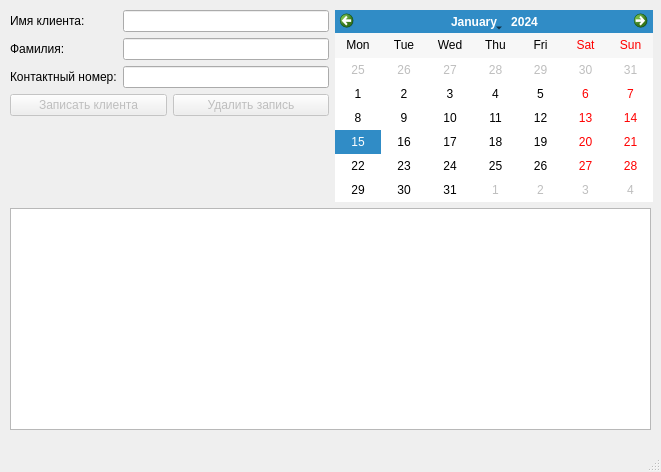
Above: mainwindow.ui from Yourp/CourseWork before the change. Below: the same form after it.
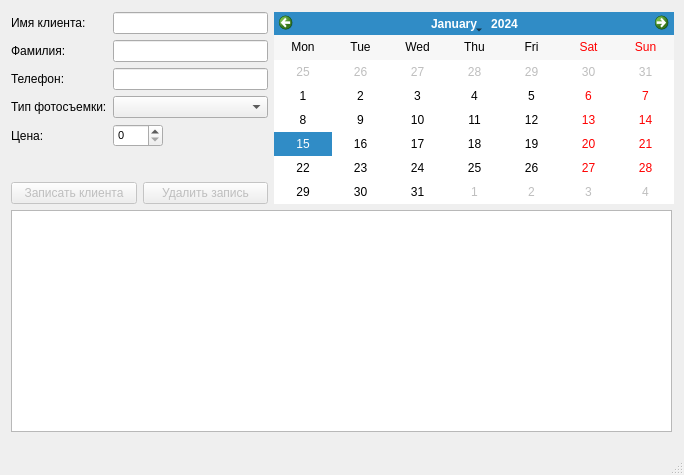
That is the form after the change.

```diff
--- a/mainwindow.ui
+++ b/mainwindow.ui
@@ -6,8 +6,8 @@
    <rect>
     <x>0</x>
     <y>0</y>
-    <width>661</width>
-    <height>472</height>
+    <width>684</width>
+    <height>475</height>
    </rect>
   </property>
   <property name="windowTitle">
@@ -17,9 +17,9 @@
    <widget class="QWidget" name="">
     <property name="geometry">
      <rect>
-      <x>10</x>
-      <y>10</y>
-      <width>643</width>
+      <x>11</x>
+      <y>12</y>
+      <width>663</width>
       <height>420</height>
      </rect>
     </property>
@@ -51,7 +51,7 @@
          <item row="2" column="0">
           <widget class="QLabel" name="L_Phone">
            <property name="text">
-            <string>Контактный номер:</string>
+            <string>Телефон:</string>
            </property>
           </widget>
          </item>
@@ -68,27 +68,38 @@
            </property>
           </widget>
          </item>
-        </layout>
-       </item>
-       <item>
-        <layout class="QHBoxLayout" name="horizontalLayout">
-         <item>
-          <widget class="QPushButton" name="PB_AddOrder">
-           <property name="enabled">
-            <bool>false</bool>
+         <item row="3" column="0">
+          <widget class="QLabel" name="L_SessionType">
+           <property name="text">
+            <string>Тип фотосъемки:</string>
            </property>
+          </widget>
+         </item>
+         <item row="3" column="1">
+          <widget class="QComboBox" name="CB_SessionType"/>
+         </item>
+         <item row="4" column="0">
+          <widget class="QLabel" name="L_Cost">
            <property name="text">
-            <string>Записать клиента</string>
+            <string>Цена:</string>
            </property>
           </widget>
          </item>
-         <item>
-          <widget class="QPushButton" name="PB_DeleteOrder">
-           <property name="enabled">
-            <bool>false</bool>
+         <item row="4" column="1">
+          <widget class="QSpinBox" name="SB_Cost">
+           <property name="maximumSize">
+            <size>
+             <width>50</width>
+             <height>16777215</height>
+            </size>
            </property>
-           <property name="text">
-            <string>Удалить запись</string>
+           <property name="font">
+            <font>
+             <pointsize>8</pointsize>
+            </font>
+           </property>
+           <property name="maximum">
+            <number>9999</number>
            </property>
           </widget>
          </item>
@@ -107,10 +118,43 @@
          </property>
         </spacer>
        </item>
+       <item>
+        <layout class="QHBoxLayout" name="horizontalLayout">
+         <item>
+          <widget class="QPushButton" name="PB_AddOrder">
+           <property name="enabled">
+            <bool>false</bool>
+           </property>
+           <property name="toolTip">
+            <string>Выбранное время в таблице и заполненные поля - включают кнопку.</string>
+           </property>
+           <property name="text">
+            <string>Записать клиента</string>
+           </property>
+          </widget>
+         </item>
+         <item>
+          <widget class="QPushButton" name="PB_DeleteOrder">
+           <property name="enabled">
+            <bool>false</bool>
+           </property>
+           <property name="text">
+            <string>Удалить запись</string>
+           </property>
+          </widget>
+         </item>
+        </layout>
+       </item>
       </layout>
      </item>
      <item row="0" column="1">
       <widget class="QCalendarWidget" name="W_Calendar">
+       <property name="minimumSize">
+        <size>
+         <width>400</width>
+         <height>0</height>
+        </size>
+       </property>
        <property name="minimumDate">
         <date>
          <year>2020</year>
@@ -137,13 +181,13 @@
       <widget class="QTableWidget" name="TW_Orders">
        <property name="minimumSize">
         <size>
-         <width>641</width>
+         <width>661</width>
          <height>222</height>
         </size>
        </property>
        <property name="maximumSize">
         <size>
-         <width>641</width>
+         <width>661</width>
          <height>222</height>
         </size>
        </property>
```
Left out of the diff: 2 changed lines with no effect on the pictures.
